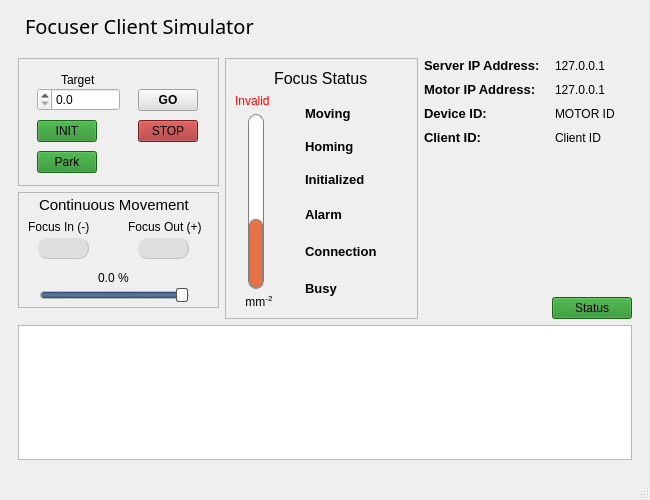
The window that assets/ui/client.ui (dev-LNA/HostFocuser160) describes before a commit, drawn with Qt 5.
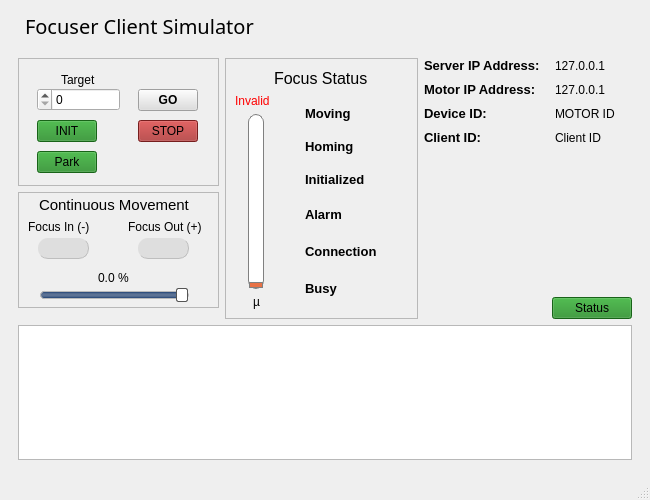
The same window after the commit. Icons and pictures are not drawn.

```diff
--- a/assets/ui/client.ui
+++ b/assets/ui/client.ui
@@ -836,10 +836,10 @@
                   <string/>
                  </property>
                  <property name="decimals">
-                  <number>1</number>
+                  <number>0</number>
                  </property>
                  <property name="maximum">
-                  <double>2510.000000000000000</double>
+                  <double>25100.000000000000000</double>
                  </property>
                  <property name="singleStep">
                   <double>0.100000000000000</double>
@@ -1064,7 +1064,7 @@
                 <number>-10</number>
                </property>
                <property name="maximum">
-                <number>2510</number>
+                <number>25100</number>
                </property>
                <property name="value">
                 <number>1000</number>
@@ -1098,10 +1098,13 @@
                 </size>
                </property>
                <property name="styleSheet">
-                <string notr="true">margin: 0 0 0 5</string>
+                <string notr="true"/>
                </property>
                <property name="text">
-                <string>&lt;html&gt;&lt;head/&gt;&lt;body&gt;&lt;p&gt; mm&lt;span style=&quot; vertical-align:super;&quot;&gt;-2&lt;/span&gt;&lt;/p&gt;&lt;/body&gt;&lt;/html&gt;</string>
+                <string>µ</string>
+               </property>
+               <property name="textFormat">
+                <enum>Qt::TextFormat::PlainText</enum>
                </property>
                <property name="alignment">
                 <set>Qt::AlignmentFlag::AlignCenter</set>
```
Left out of the diff: 4 changed lines with no effect on the pictures.
